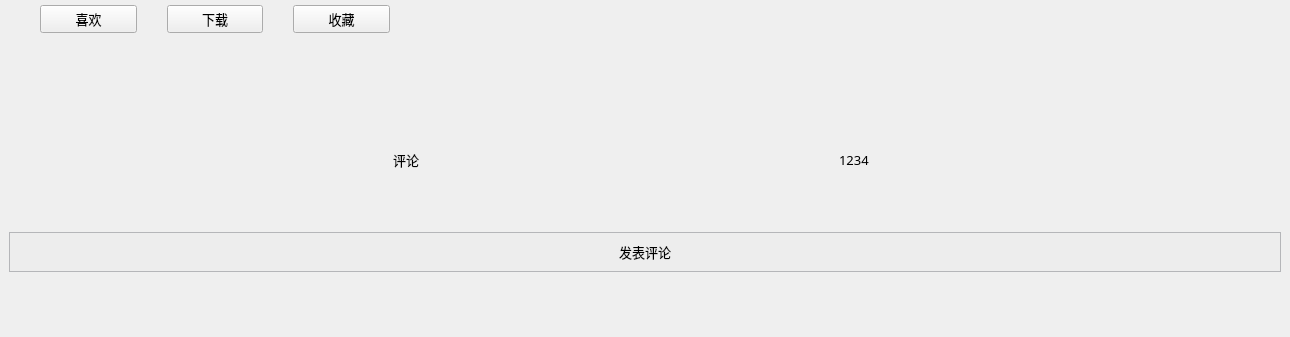
First picture: the form in detailwindow.ui, repository cuncinc/CloudMusic_Qt, before the edit; both pictures show x 0 to 1290 and y 451 to 788 of the 1290 by 788 pixel window.
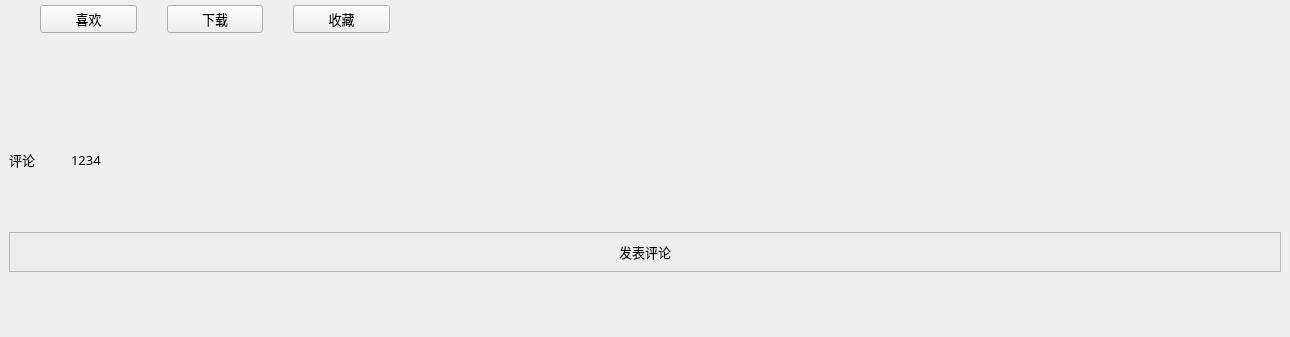
Second picture: the form after the edit. Icons and pictures are not drawn.

The edit to the form file:
```diff
--- a/detailwindow.ui
+++ b/detailwindow.ui
@@ -502,7 +502,7 @@
              <widget class="QLabel" name="comNumLabel">
               <property name="maximumSize">
                <size>
-                <width>56</width>
+                <width>16777215</width>
                 <height>20</height>
                </size>
               </property>
@@ -516,7 +516,7 @@
                <string>1234</string>
               </property>
               <property name="wordWrap">
-               <bool>true</bool>
+               <bool>false</bool>
               </property>
              </widget>
             </item>
```
